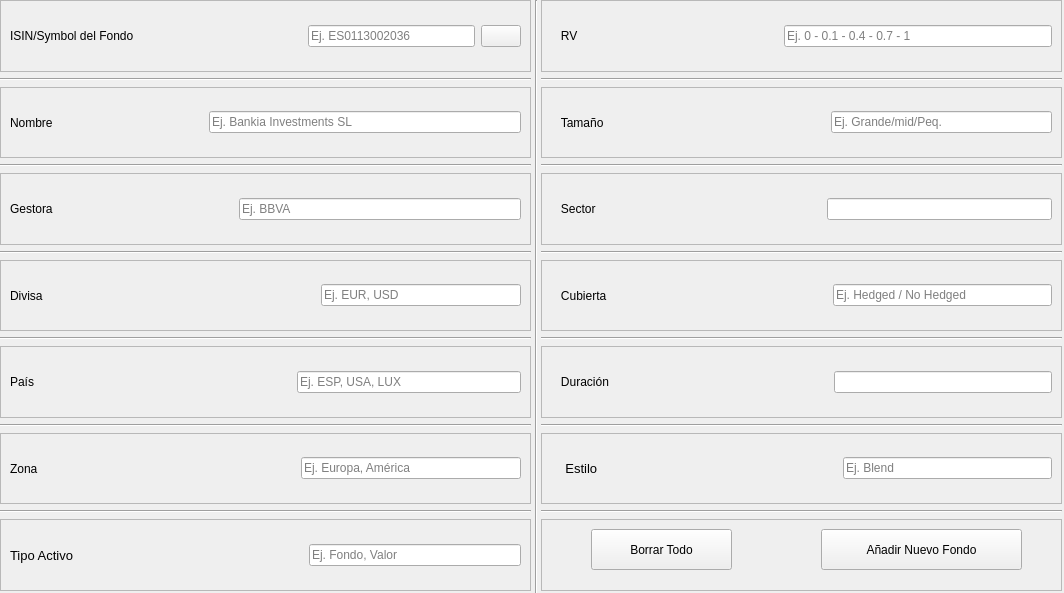
Old version of the form src/GUI/AddISINView.ui in the repository jesusramondovale/IngenicaSTS.
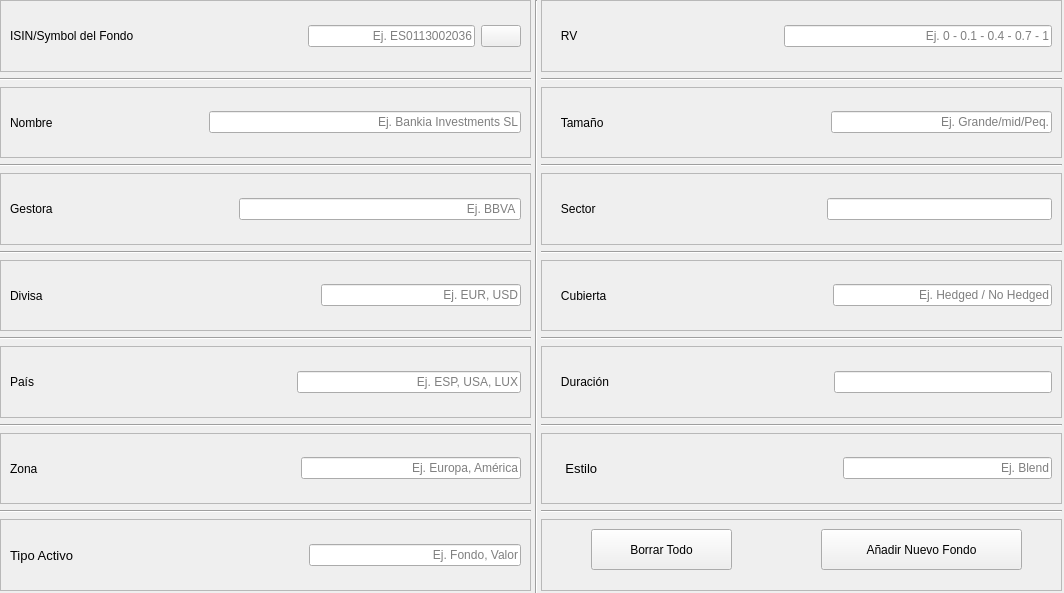
New version of the form. Icons and pictures are not drawn.

```diff
--- a/src/GUI/AddISINView.ui
+++ b/src/GUI/AddISINView.ui
@@ -67,6 +67,9 @@
         </item>
         <item>
          <widget class="QLineEdit" name="tfISIN">
+          <property name="alignment">
+           <set>Qt::AlignRight|Qt::AlignTrailing|Qt::AlignVCenter</set>
+          </property>
           <property name="placeholderText">
            <string>Ej. ES0113002036</string>
           </property>
@@ -135,6 +138,9 @@
           <property name="enabled">
            <bool>true</bool>
           </property>
+          <property name="alignment">
+           <set>Qt::AlignRight|Qt::AlignTrailing|Qt::AlignVCenter</set>
+          </property>
           <property name="placeholderText">
            <string>Ej. Bankia Investments SL</string>
           </property>
@@ -189,6 +195,9 @@
         </item>
         <item>
          <widget class="QLineEdit" name="tfGestora">
+          <property name="alignment">
+           <set>Qt::AlignRight|Qt::AlignTrailing|Qt::AlignVCenter</set>
+          </property>
           <property name="placeholderText">
            <string>Ej. BBVA </string>
           </property>
@@ -243,6 +252,9 @@
           <property name="enabled">
            <bool>true</bool>
           </property>
+          <property name="alignment">
+           <set>Qt::AlignRight|Qt::AlignTrailing|Qt::AlignVCenter</set>
+          </property>
           <property name="placeholderText">
            <string>Ej. EUR, USD</string>
           </property>
@@ -297,6 +309,9 @@
           <property name="enabled">
            <bool>true</bool>
           </property>
+          <property name="alignment">
+           <set>Qt::AlignRight|Qt::AlignTrailing|Qt::AlignVCenter</set>
+          </property>
           <property name="placeholderText">
            <string>Ej. ESP, USA, LUX</string>
           </property>
@@ -351,6 +366,9 @@
           <property name="enabled">
            <bool>true</bool>
           </property>
+          <property name="alignment">
+           <set>Qt::AlignRight|Qt::AlignTrailing|Qt::AlignVCenter</set>
+          </property>
           <property name="placeholderText">
            <string>Ej. Europa, América</string>
           </property>
@@ -402,6 +420,9 @@
         </item>
         <item>
          <widget class="QLineEdit" name="tfTipoAct">
+          <property name="alignment">
+           <set>Qt::AlignRight|Qt::AlignTrailing|Qt::AlignVCenter</set>
+          </property>
           <property name="placeholderText">
            <string>Ej. Fondo, Valor</string>
           </property>
@@ -464,6 +485,9 @@
         </item>
         <item>
          <widget class="QLineEdit" name="tfRV">
+          <property name="alignment">
+           <set>Qt::AlignRight|Qt::AlignTrailing|Qt::AlignVCenter</set>
+          </property>
           <property name="placeholderText">
            <string>Ej. 0 - 0.1 - 0.4 - 0.7 - 1</string>
           </property>
@@ -515,6 +539,9 @@
         </item>
         <item>
          <widget class="QLineEdit" name="tfTamano">
+          <property name="alignment">
+           <set>Qt::AlignRight|Qt::AlignTrailing|Qt::AlignVCenter</set>
+          </property>
           <property name="placeholderText">
            <string>Ej. Grande/mid/Peq.</string>
           </property>
@@ -617,6 +644,9 @@
         </item>
         <item>
          <widget class="QLineEdit" name="tfCubierta">
+          <property name="alignment">
+           <set>Qt::AlignRight|Qt::AlignTrailing|Qt::AlignVCenter</set>
+          </property>
           <property name="placeholderText">
            <string>Ej. Hedged / No Hedged</string>
           </property>
@@ -719,6 +749,9 @@
         </item>
         <item>
          <widget class="QLineEdit" name="tfEstilo">
+          <property name="alignment">
+           <set>Qt::AlignRight|Qt::AlignTrailing|Qt::AlignVCenter</set>
+          </property>
           <property name="placeholderText">
            <string>Ej. Blend</string>
           </property>
```
Left out of the diff: 6 changed lines with no effect on the pictures.
